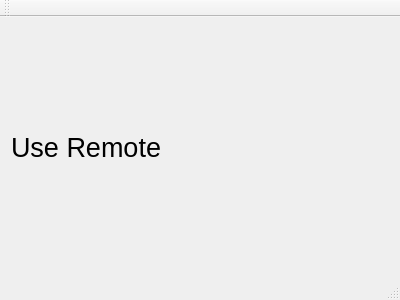
This is mainwindow.ui in cpina/radio-pi as Qt 5 draws it before an edit. The edited form follows.
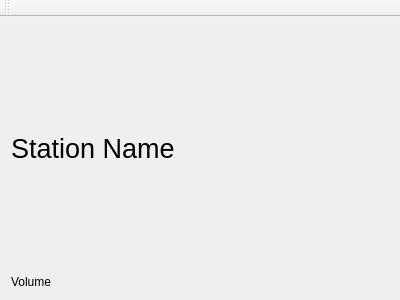
This is the edited form.

What changed in the file:
```diff
--- a/mainwindow.ui
+++ b/mainwindow.ui
@@ -23,7 +23,20 @@
        </font>
       </property>
       <property name="text">
-       <string>Use Remote</string>
+       <string>Station Name</string>
+      </property>
+     </widget>
+    </item>
+    <item>
+     <widget class="QLabel" name="Volume">
+      <property name="sizePolicy">
+       <sizepolicy hsizetype="Preferred" vsizetype="Maximum">
+        <horstretch>0</horstretch>
+        <verstretch>0</verstretch>
+       </sizepolicy>
+      </property>
+      <property name="text">
+       <string>Volume</string>
       </property>
      </widget>
     </item>
@@ -47,7 +60,6 @@
     <bool>false</bool>
    </attribute>
   </widget>
-  <widget class="QStatusBar" name="statusBar"/>
  </widget>
  <layoutdefault spacing="6" margin="11"/>
  <resources/>
```
Left out of the diff: 2 changed lines with no effect on the pictures.
